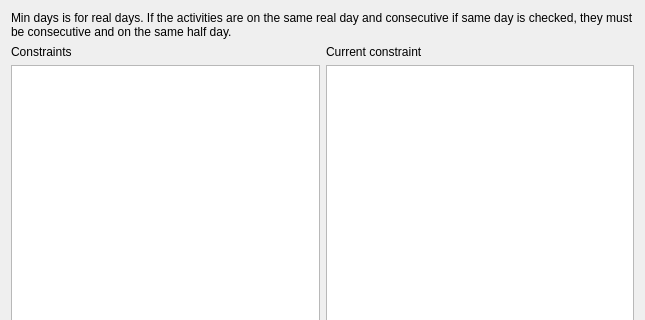
Old version of the form fet/src/interface/constraintmindaysbetweenactivitiesform_template.ui in the repository vonmecheln/fet; both pictures show x 0 to 645 and y 0 to 320 of the 645 by 661 pixel window.
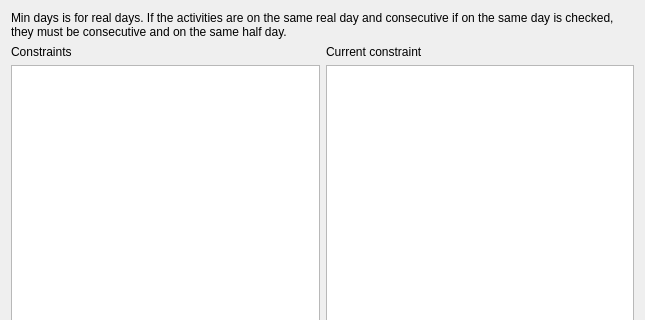
New version of the form.

Diff of the .ui file:
```diff
--- a/fet/src/interface/constraintmindaysbetweenactivitiesform_template.ui
+++ b/fet/src/interface/constraintmindaysbetweenactivitiesform_template.ui
@@ -23,7 +23,7 @@
       </sizepolicy>
      </property>
      <property name="text">
-      <string>Min days is for real days. If the activities are on the same real day and consecutive if same day is checked, they must be consecutive and on the same half day.</string>
+      <string>Min days is for real days. If the activities are on the same real day and consecutive if on the same day is checked, they must be consecutive and on the same half day.</string>
      </property>
      <property name="wordWrap">
       <bool>true</bool>
```
